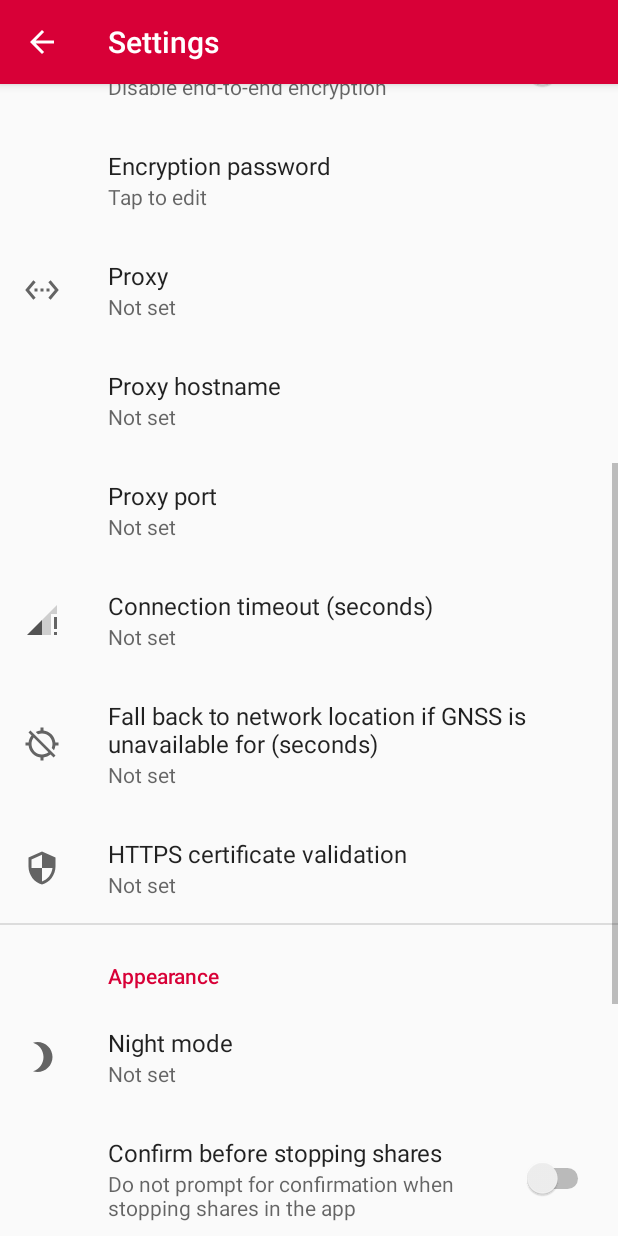
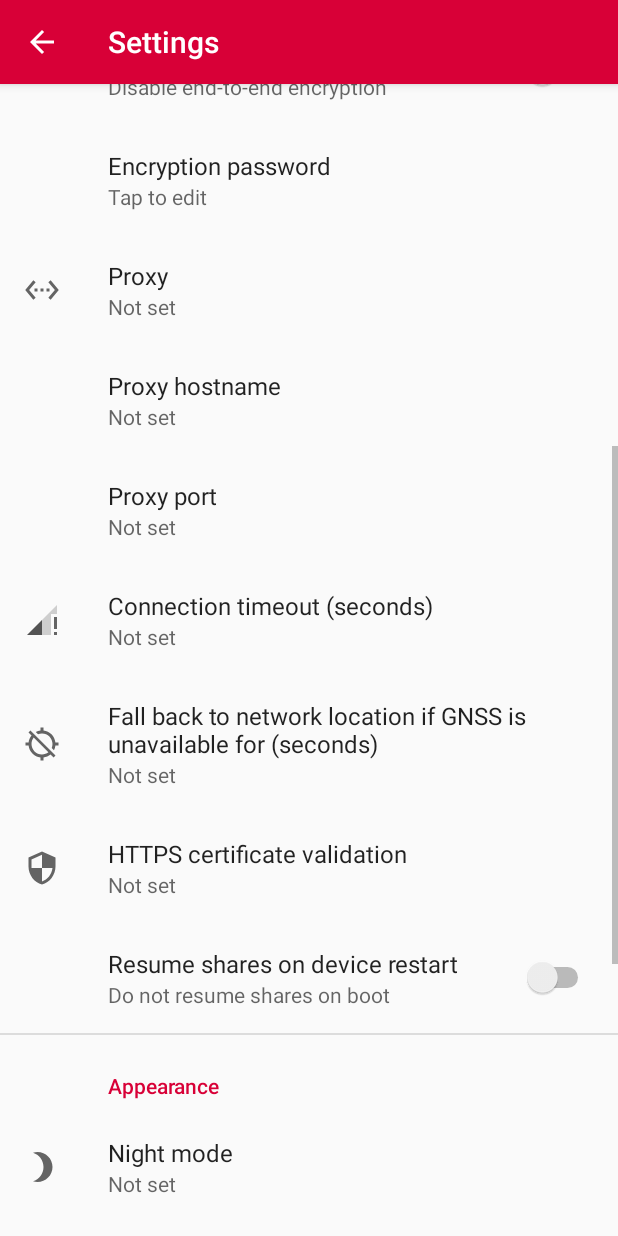
Before and after one commit to bilde2910/Hauk, an Android app: the SettingsActivity screen opened directly, with no data from a screen before it, scrolled down 537 dp, on a phone screen of 412 x 824 dp. Run offline under Robolectric (Android 15) with nearby library versions, the phone set to English and light mode, and no system bars; our stand-ins replace androidx.preference; 9 statements that could not run were skipped.

Commit message:
Automatically resume shares on device start This commit adds an option to automatically resume active shares on device reboot.

```diff
--- a/android/app/src/main/java/info/varden/hauk/Constants.java
+++ b/android/app/src/main/java/info/varden/hauk/Constants.java
@@ -45,6 +45,7 @@ public enum Constants {
     public static final Preference<String> PREF_NICKNAME = new Preference.String("nickname", "");
     public static final Preference<Integer> PREF_DURATION_UNIT = new Preference.Integer("durUnit", Constants.DURATION_UNIT_MINUTES);
     public static final Preference<Boolean> PREF_ALLOW_ADOPTION = new Preference.Boolean("allowAdoption", true);
+    public static final Preference<Boolean> PREF_RESTART_ON_BOOT = new Preference.Boolean("restartOnBoot", true);
     public static final Preference<NightModeStyle> PREF_NIGHT_MODE = new Preference.Enum<>("nightMode", NightModeStyle.FOLLOW_SYSTEM);
     public static final Preference<Boolean> PREF_CONFIRM_STOP = new Preference.Boolean("confirmStop", true);
     public static final Preference<Boolean> PREF_HIDE_LOGO = new Preference.Boolean("hideLogo", false);
--- a/android/app/src/main/java/info/varden/hauk/global/Receiver.java
+++ b/android/app/src/main/java/info/varden/hauk/global/ExportedReceiver.java
@@ -51,7 +51,7 @@ import info.varden.hauk.utils.TimeUtils;
  * @since 1.3
  * @author Marius Lindvall
  */
-public final class Receiver extends BroadcastReceiver {
+public final class ExportedReceiver extends BroadcastReceiver {
     @SuppressWarnings("HardCodedStringLiteral")
     private static final String ACTION_START_SHARING_ALONE_WITH_MENU = "info.varden.hauk.START_ALONE_THEN_SHARE_VIA";
     @SuppressWarnings("HardCodedStringLiteral")
--- a/android/app/src/main/res/values/strings.xml
+++ b/android/app/src/main/res/values/strings.xml
@@ -155,6 +155,10 @@
         <string name="tls_validation_no_anchor_onion">Disable trust anchor validation for .onion hosts (not recommended)</string>
         <string name="tls_validation_none_for_onion">Disable trust anchor and hostname validation for .onion hosts (not recommended)</string>
 
+    <string name="pref_restartOnBoot_title">Resume shares on device restart</string>
+    <string name="pref_restartOnBoot_summaryOn">Resume shares on boot</string>
+    <string name="pref_restartOnBoot_summaryOff">Do not resume shares on boot</string>
+
     <!-- Appearance settings -->
     <string name="prefs_header_appearance">Appearance</string>
     <string name="prefs_nightMode_title">Night mode</string>
--- a/android/app/src/main/res/xml/root_preferences.xml
+++ b/android/app/src/main/res/xml/root_preferences.xml
@@ -104,6 +104,11 @@
             app:entries="@array/tls_validation_types"
             app:entryValues="@array/tls_validation_type_values" />
 
+        <SwitchPreference
+            app:key="restartOnBoot"
+            app:title="@string/pref_restartOnBoot_title"
+            app:summaryOff="@string/pref_restartOnBoot_summaryOff"
+            app:summaryOn="@string/pref_restartOnBoot_summaryOn" />
     </PreferenceCategory>
 
     <PreferenceCategory app:title="@string/prefs_header_appearance">
```
Also changed, not shown: android/app/src/main/AndroidManifest.xml (+16 -1 lines), android/app/src/main/java/info/varden/hauk/global/RebootReceiver.java (added, +48 -0 lines), android/app/src/main/java/info/varden/hauk/manager/SessionManager.java (+10 -0 lines).
